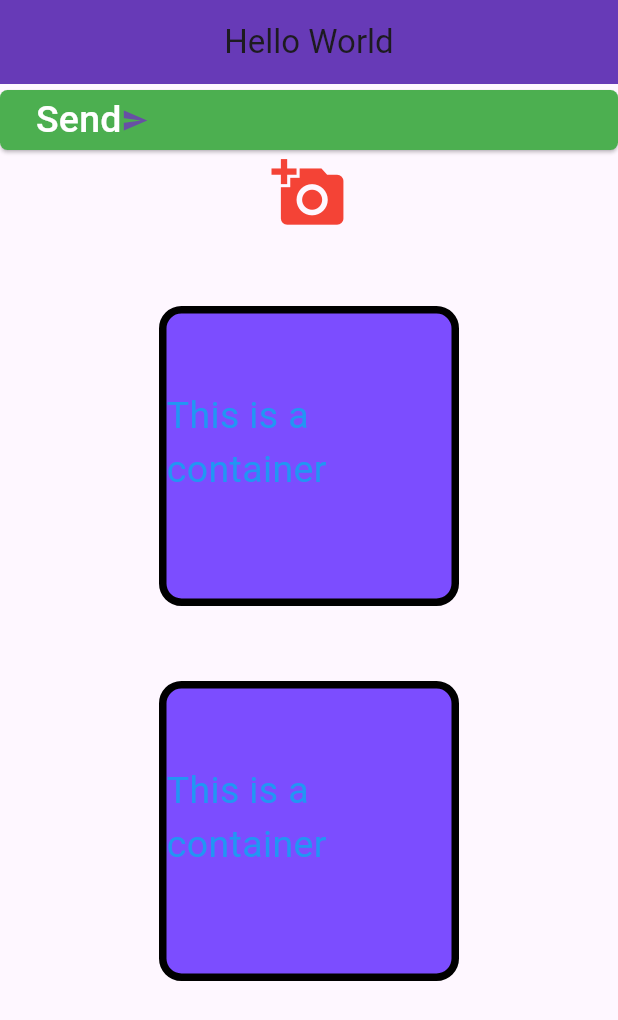
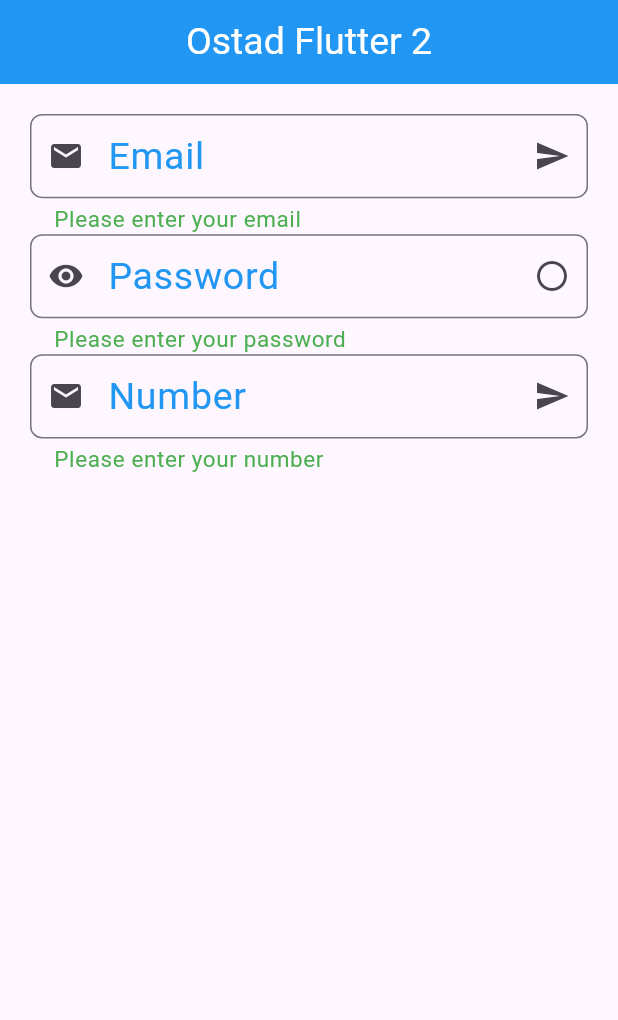
Before and after one commit to awalhsnmunna/Flutter-practice, a Flutter app: the screen it shows after launch, on a phone screen of 412 x 824 dp. Shown: the top 1020 px of the screen. Run offline on Flutter 3.47's test engine with Material 3 defaults, Android fonts, the phone set to English and light mode, and no system bars.

Commit message:
add day_

```diff
--- a/lib/main.dart
+++ b/lib/main.dart
@@ -1,104 +1,110 @@
 import 'package:flutter/material.dart';
 
 void main() {
-  runApp(const MyApp());
+  runApp(const myApp());
 }
 
-class MyApp extends StatelessWidget {
-  const MyApp({super.key});
+class myApp extends StatelessWidget {
+  const myApp({super.key});
 
   @override
   Widget build(BuildContext context) {
     return MaterialApp(
       debugShowCheckedModeBanner: false,
-      home: Scaffold(
-        appBar: AppBar(
-          backgroundColor: Colors.deepPurple,
-          title: Text("Hello World"),
-          centerTitle: true,
+      title: 'Ostad Flutter App',
+      home: Home(),
+    );
+  }
+}
+
+class Home extends StatelessWidget {
+  const Home({super.key});
+
+  @override
+  Widget build(BuildContext context) {
+    return Scaffold(
+      appBar: AppBar(
+        backgroundColor: Colors.blue,
+        title: Column(
+          children: [
+            Text(
+              "Ostad Flutter 2",
+              style: TextStyle(fontSize: 25, color: Colors.white),
+            ),
+          ],
         ),
-        body: Column(
-          children: [
-            Center(
-              child: ElevatedButton(
-                  style: ElevatedButton.styleFrom(
-                    backgroundColor: Colors.green,
-                    shape: RoundedRectangleBorder(
-                      borderRadius: BorderRadius.circular(5),
-                    )
+        centerTitle: true,
+      ),
+      body: Column(
+        children: [
+          Padding(
+            padding: const EdgeInsets.only(left: 20, right: 20,top: 20),
+            child: TextField(
+                decoration: InputDecoration(
+                    hintText: "Enter your email",
+                   hintStyle: TextStyle(fontSize: 15, color: Colors.black),
+                  hintMaxLines: 3,
+                  labelText: "Email",
+                  labelStyle: TextStyle(fontSize: 25, color: Colors.blue),
+                  helperText: "Please enter your email",
+                  helperStyle: TextStyle(fontSize: 15, color: Colors.green),
+                  prefixText: "Email: ",
+                  suffixText: "@gmail.com",
+                  prefixIcon: Icon(Icons.email),
+                  suffixIcon: Icon(Icons.send),
+                  border: OutlineInputBorder(
+                    borderSide: BorderSide(color: Colors.black),
+                    borderRadius: BorderRadius.circular(8)
                   ),
-                  onPressed: (){
-                print("This is a button");
-              }, child: Row(
-                children: [
-                  Text("Send", style: TextStyle(color: Colors.white, fontSize: 25
-                  ),),
-                  Icon(Icons.send)
-                ],
-              )),
             ),
-            Icon(Icons.add_a_photo, size: 50, color: Colors.red,),
+            ),
+          ),
 
-            InkWell(
-              onTap: (){
-                print("I'm inkWell");
-              },
-              onHover: (value){
-                print("I'm inkWell hover");
-              },
-              onDoubleTap: (){
-                print("I'm inkWell double tap");
-              },
-              onLongPress: (){
-                print("I'm inkWell long press");
-              },
-              child: Container(
-                height: 200,
-                width: 200,
-                margin: EdgeInsets.only(top: 50),
-                padding: EdgeInsets.only(top: 50),
-                child: Text("This is a container", style: TextStyle(color: Colors.blue, fontSize: 25),),
-                decoration: BoxDecoration(
-                  color: Colors.deepPurpleAccent,
-                  borderRadius: BorderRadius.circular(15),
-                  border: Border.all(color: Colors.black, width: 5),
-                  boxShadow: [
-
-                  ]
-                )
-
+          Padding(
+            padding: const EdgeInsets.only(left: 20, right: 20),
+            child: TextField(
+              obscureText: true,
+              decoration: InputDecoration(
+                hintText: "Enter your password",
+                hintStyle: TextStyle(fontSize: 15, color: Colors.black),
+                hintMaxLines: 3,
+                labelText: "Password",
+                labelStyle: TextStyle(fontSize: 25, color: Colors.blue),
+                helperText: "Please enter your password",
+                helperStyle: TextStyle(fontSize: 15, color: Colors.green),
+                prefixText: "Password: ",
+                prefixIcon: Icon(Icons.remove_red_eye),
+                suffixIcon: Icon(Icons.panorama_fish_eye),
+                border: OutlineInputBorder(
+                    borderSide: BorderSide(color: Colors.black),
+                    borderRadius: BorderRadius.circular(8)
+                ),
               ),
             ),
-            GestureDetector(
-              onTap: (){
-                print("I'm Gesture");
-              },
-              onDoubleTap: (){
-                print("I'm Gesture double tap");
-              },
-              onLongPress: (){
-                print("I'm Gesture long press");
-              },
-              child: Container(
-                  height: 200,
-                  width: 200,
-                  margin: EdgeInsets.only(top: 50),
-                  padding: EdgeInsets.only(top: 50),
-                  child: Text("This is a container", style: TextStyle(color: Colors.blue, fontSize: 25),),
-                  decoration: BoxDecoration(
-                      color: Colors.deepPurpleAccent,
-                      borderRadius: BorderRadius.circular(15),
-                      border: Border.all(color: Colors.black, width: 5),
-                      boxShadow: [
-
-                      ]
-                  )
-
+          ),
+          Padding(
+            padding: const EdgeInsets.only(left: 20, right: 20),
+            child: TextField(
+              keyboardType: TextInputType.number,
+              decoration: InputDecoration(
+                hintText: "Enter your number",
+                hintStyle: TextStyle(fontSize: 15, color: Colors.black),
+                hintMaxLines: 3,
+                labelText: "Number",
+                labelStyle: TextStyle(fontSize: 25, color: Colors.blue),
+                helperText: "Please enter your number",
+                helperStyle: TextStyle(fontSize: 15, color: Colors.green),
+                prefixText: "Numbner: ",
+                prefixIcon: Icon(Icons.email),
+                suffixIcon: Icon(Icons.send),
+                border: OutlineInputBorder(
+                    borderSide: BorderSide(color: Colors.black),
+                    borderRadius: BorderRadius.circular(8)
+                ),
               ),
-            )
-
-          ],
-        ),
+            ),
+          ),
+        ]
       ),
     );
   }
```
